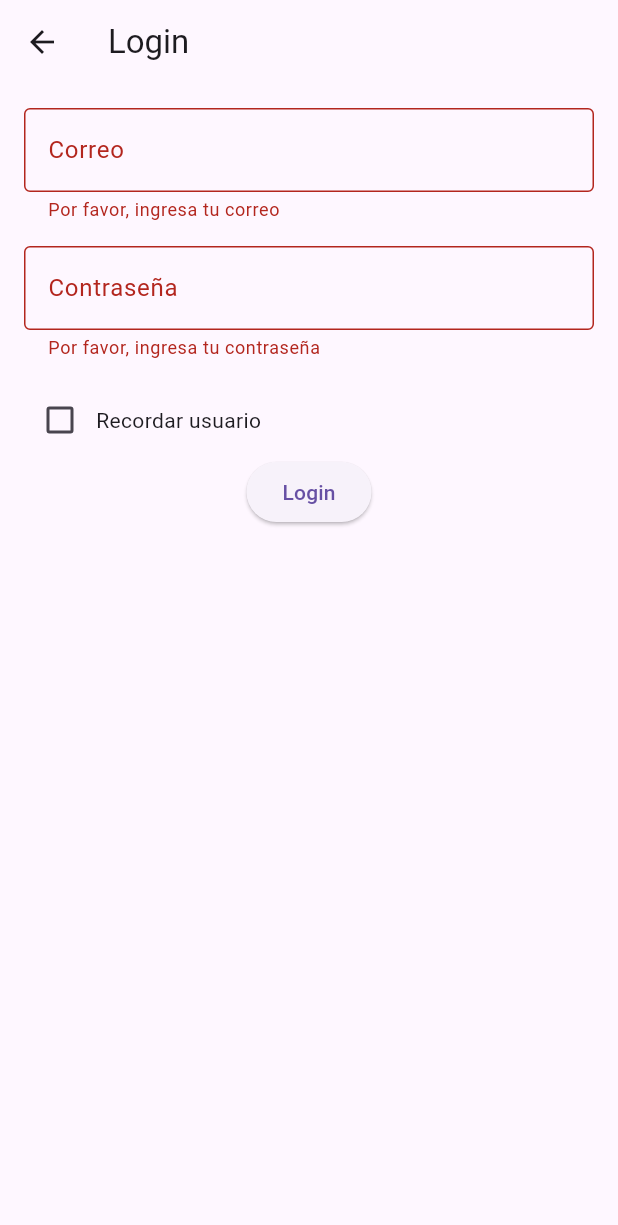
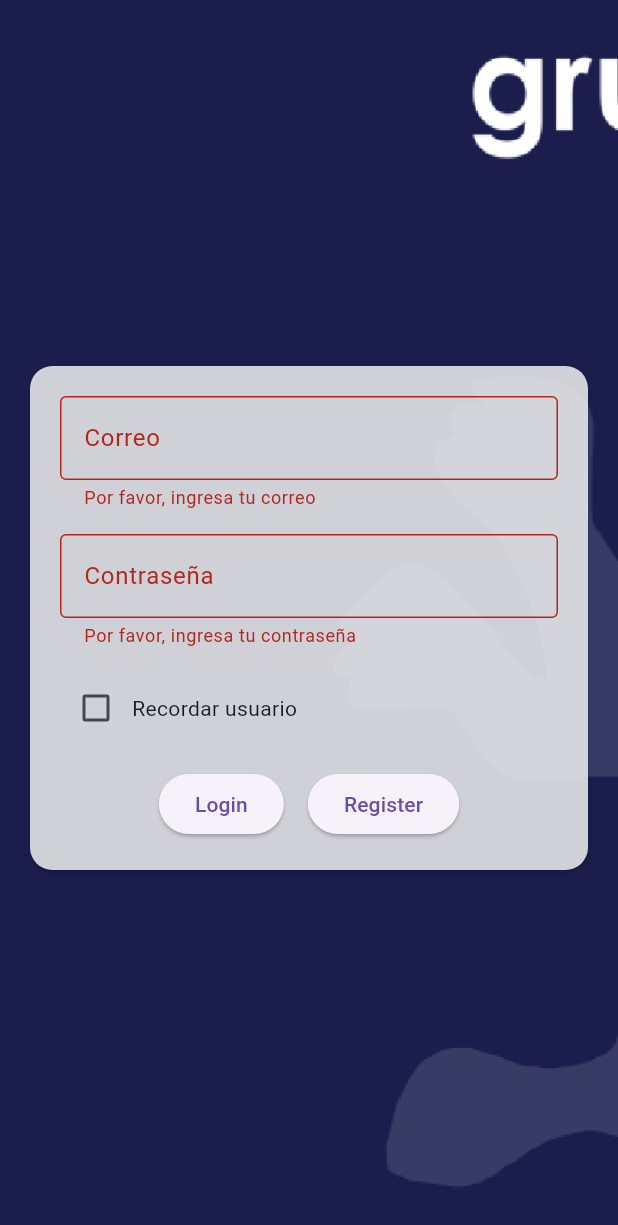
Before and after one commit to MimikaAckerman/rentalCarFlutter, a Flutter app: the LoginScreen screen opened by its route, after a tap on "Login", on a phone screen of 412 x 824 dp. Shown: the top 1225 px of the screen. Run offline on Flutter 3.47's test engine with Material 3 defaults, Android fonts, the phone set to English and light mode, and no system bars; our stand-ins replace shared_preferences; accounts and stored records are empty.

Commit message:
login listo

```diff
--- a/lib/screens/login_screen.dart
+++ b/lib/screens/login_screen.dart
@@ -1,9 +1,11 @@
+import 'dart:convert'; // Para convertir JSON
 import 'package:flutter/material.dart';
+import 'package:http/http.dart' as http; // Librería para manejar la API
 import 'package:shared_preferences/shared_preferences.dart';
+import 'panel_screen.dart'; // Importa tu pantalla de panel principal
+import 'register_screen.dart'; // Importa la pantalla de registro
 
 class LoginScreen extends StatefulWidget {
-  const LoginScreen({super.key});
-
   @override
   _LoginScreenState createState() => _LoginScreenState();
 }
@@ -13,6 +15,7 @@ class _LoginScreenState extends State<LoginScreen> {
   final TextEditingController _emailController = TextEditingController();
   final TextEditingController _passwordController = TextEditingController();
   bool _rememberMe = false;
+  bool _isLoading = false;
 
   @override
   void initState() {
@@ -41,31 +44,106 @@ class _LoginScreenState extends State<LoginScreen> {
     }
   }
 
-  // Manejar login
-  void _handleLogin() {
-    if (_formKey.currentState!.validate()) {
+  // Función para manejar el login
+  Future<void> _handleLogin() async {
+    if (!_formKey.currentState!.validate()) return;
+
+    setState(() {
+      _isLoading = true;
+    });
+
+    final url = Uri.parse('https://api-psc-goland.azurewebsites.net/login');
+    try {
+      final response = await http.post(
+        url,
+        headers: {'Content-Type': 'application/json'},
+        body: jsonEncode({
+          'username': _emailController.text,
+          'password': _passwordController.text,
+        }),
+      );
+
+      setState(() {
+        _isLoading = false;
+      });
+
+      if (response.statusCode == 200) {
+        final responseData = jsonDecode(response.body);
+
+        if (responseData['message'] == 'Login exitoso') {
           _saveCredentials();
-      Navigator.pushNamed(context, '/home'); // Navega a la pantalla principal
+          ScaffoldMessenger.of(context).showSnackBar(
+            SnackBar(content: Text('Login Successful!')),
+          );
+
+          Navigator.pushReplacement(
+            context,
+            MaterialPageRoute(builder: (context) => PanelScreen()),
+          );
+        } else {
+          ScaffoldMessenger.of(context).showSnackBar(
+            SnackBar(
+                content: Text(responseData['message'] ?? 'Error desconocido')),
+          );
+        }
+      } else {
+        ScaffoldMessenger.of(context).showSnackBar(
+          SnackBar(
+              content: Text(
+                  'Error ${response.statusCode}: ${response.reasonPhrase}')),
+        );
+      }
+    } catch (error) {
+      setState(() {
+        _isLoading = false;
+      });
+      ScaffoldMessenger.of(context).showSnackBar(
+        SnackBar(content: Text('Error de conexión: $error')),
+      );
     }
   }
 
   @override
   Widget build(BuildContext context) {
     return Scaffold(
-      appBar: AppBar(
-        title: const Text('Login'),
+      body: Stack(
+        children: [
+          // Fondo de la pantalla
+          Positioned.fill(
+            child: Container(
+              decoration: BoxDecoration(
+                image: DecorationImage(
+                  image: AssetImage('assets/background.png'),
+                  fit: BoxFit.cover,
+                  alignment: Alignment.center,
                 ),
-      body: Padding(
+              ),
+            ),
+          ),
+
+          // Formulario
+          Center(
+            child: SingleChildScrollView(
+              child: Padding(
                 padding: const EdgeInsets.all(16.0),
+                child: ConstrainedBox(
+                  constraints: BoxConstraints(maxWidth: 400),
+                  child: Card(
+                    color: Colors.white.withOpacity(0.8),
+                    shape: RoundedRectangleBorder(
+                      borderRadius: BorderRadius.circular(15),
+                    ),
+                    child: Padding(
+                      padding: const EdgeInsets.all(20.0),
                       child: Form(
                         key: _formKey,
                         child: Column(
-            crossAxisAlignment: CrossAxisAlignment.start,
+                          mainAxisSize: MainAxisSize.min,
                           children: [
                             // Campo de correo
                             TextFormField(
                               controller: _emailController,
-                decoration: const InputDecoration(
+                              decoration: InputDecoration(
                                 labelText: 'Correo',
                                 border: OutlineInputBorder(),
                               ),
@@ -73,18 +151,19 @@ class _LoginScreenState extends State<LoginScreen> {
                                 if (value == null || value.isEmpty) {
                                   return 'Por favor, ingresa tu correo';
                                 }
-                  if (!RegExp(r'^[^@]+@[^@]+\.[^@]+').hasMatch(value)) {
+                                if (!RegExp(r'^[^@]+@[^@]+\.[^@]+')
+                                    .hasMatch(value)) {
                                   return 'Ingresa un correo válido';
                                 }
                                 return null;
                               },
                             ),
-              const SizedBox(height: 16),
+                            SizedBox(height: 16),
 
                             // Campo de contraseña
                             TextFormField(
                               controller: _passwordController,
-                decoration: const InputDecoration(
+                              decoration: InputDecoration(
                                 labelText: 'Contraseña',
                                 border: OutlineInputBorder(),
                               ),
@@ -93,13 +172,10 @@ class _LoginScreenState extends State<LoginScreen> {
                                 if (value == null || value.isEmpty) {
                                   return 'Por favor, ingresa tu contraseña';
                                 }
-                  if (value.length < 6) {
-                    return 'La contraseña debe tener al menos 6 caracteres';
-                  }
                                 return null;
                               },
                             ),
-              const SizedBox(height: 16),
+                            SizedBox(height: 16),
 
                             // Check para recordar usuario
                             Row(
@@ -112,21 +188,46 @@ class _LoginScreenState extends State<LoginScreen> {
                                     });
                                   },
                                 ),
-                  const Text('Recordar usuario'),
+                                Text('Recordar usuario'),
                               ],
                             ),
+                            SizedBox(height: 16),
 
-              // Botón de login
-              Center(
-                child: ElevatedButton(
+                            // Botones de Login y Register
+                            Row(
+                              mainAxisAlignment: MainAxisAlignment.center,
+                              children: [
+                                _isLoading
+                                    ? CircularProgressIndicator()
+                                    : ElevatedButton(
                                         onPressed: _handleLogin,
-                  child: const Text('Login'),
+                                        child: Text('Login'),
                                       ),
+                                SizedBox(width: 16),
+                                ElevatedButton(
+                                  onPressed: () {
+                                    Navigator.push(
+                                      context,
+                                      MaterialPageRoute(
+                                          builder: (context) =>
+                                              RegisterScreen()),
+                                    );
+                                  },
+                                  child: Text('Register'),
+                                ),
+                              ],
                             ),
                           ],
                         ),
                       ),
                     ),
+                  ),
+                ),
+              ),
+            ),
+          ),
+        ],
+      ),
     );
   }
 }
```
Also changed, not shown: lib/screens/panel_screen.dart (added, +35 -0 lines), lib/screens/register_screen.dart (+54 -0 lines), pubspec.yaml (+3 -69 lines), assets/background.png (added), pubspec.lock, 1 other file. Lines whose indentation alone changed are shown as unchanged.
